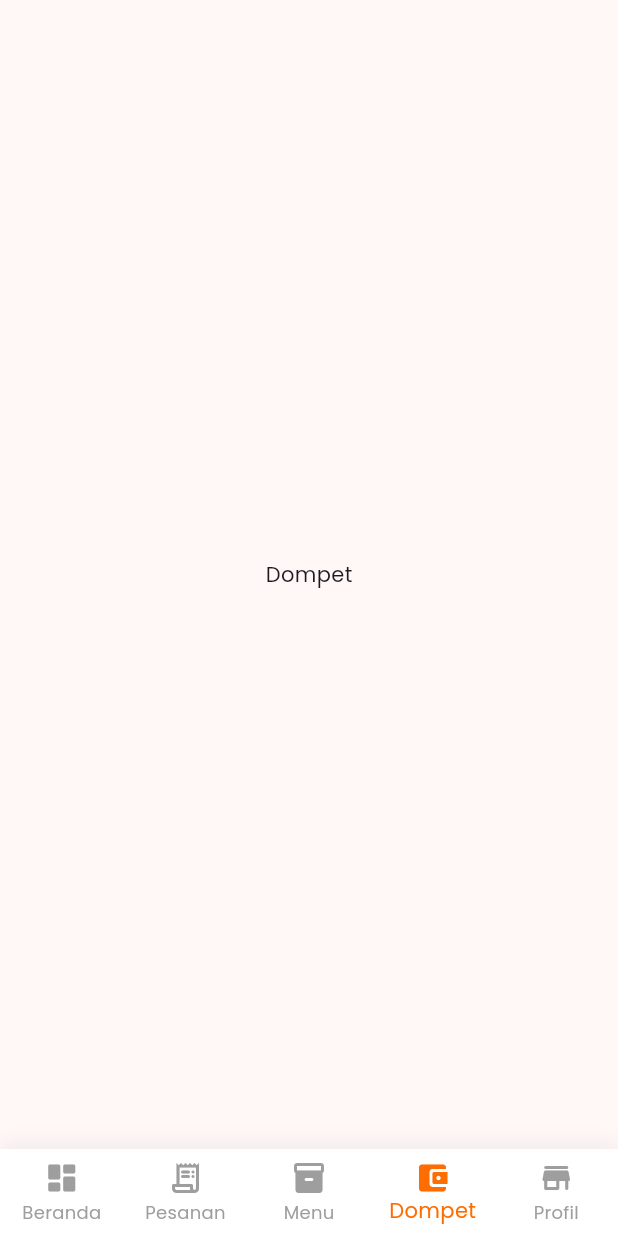
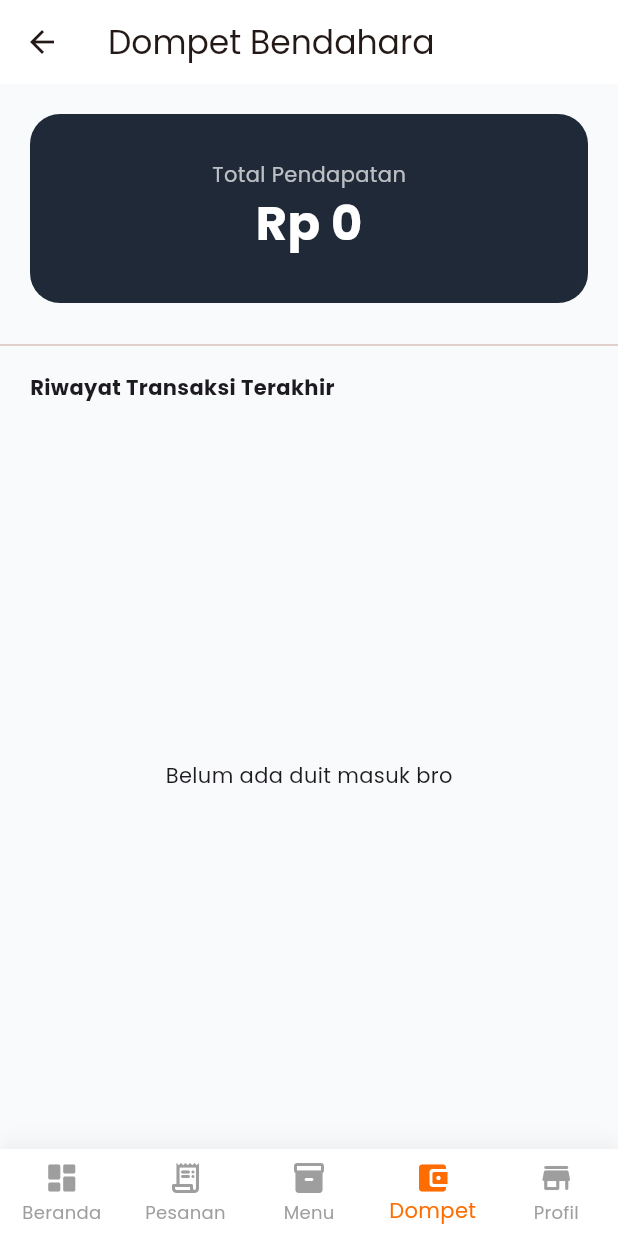
Before and after one commit to RayenKNG/Redemption.000, a Flutter app: the MerchantMainScreen screen opened by its route, item 4 of the bottom bar chosen, on a phone screen of 412 x 824 dp. Run offline on Flutter 3.47's test engine with Material 3 defaults, Android fonts, the phone set to English and light mode, and no system bars; our stand-ins replace cached_network_image, cloud_firestore, firebase_auth, firebase_core, google_fonts, google_maps_flutter and 3 more; accounts and stored records are empty.

Commit message:
feat: complete merchant dashboard with wallet, transactions, and fixed navigation

```diff
--- a/lib/screens/merchant_home_screen.dart
+++ b/lib/screens/merchant_home_screen.dart
@@ -1,8 +1,9 @@
 import 'package:flutter/material.dart';
-import 'package:saveplate/services/supabase_database_service.dart'; // ✅ Pake Supabase Service
-import 'package:saveplate/models/product_model.dart';
 import 'package:saveplate/screens/add_product_screen.dart';
-import 'package:intl/intl.dart';
+import 'package:saveplate/screens/product_detail_screen.dart'; // ✅ WAJIB IMPORT INI
+import 'package:saveplate/services/supabase_database_service.dart'; // ✅ WAJIB
+import 'package:saveplate/models/product_model.dart'; // ✅ WAJIB
+import 'package:intl/intl.dart'; // ✅ WAJIB
 
 // --- KONFIGURASI WARNA ---
 const Color kPrimaryColor = Color(0xFFFF6D00);
@@ -22,7 +23,7 @@ class _MerchantMainScreenState extends State<MerchantMainScreen> {
   final List<Widget> _pages = [
     const DashboardTab(),
     const OrdersTab(),
-    const MenuTab(), // Halaman Menu
+    const MenuTab(),
     const WalletTab(),
     const ProfileTab(),
   ];
@@ -81,7 +82,7 @@ class _MerchantMainScreenState extends State<MerchantMainScreen> {
 }
 
 // ===============================================================
-// 1. DASHBOARD TAB (SUPABASE VERSION)
+// 1. DASHBOARD TAB
 // ===============================================================
 class DashboardTab extends StatelessWidget {
   const DashboardTab({super.key});
@@ -154,19 +155,23 @@ class OrdersTab extends StatelessWidget {
 }
 
 // ===============================================================
-// 3. MENU TAB (SUPABASE VERSION - FIXED!)
+// 3. MENU TAB (FIXED GESTURE DETECTOR)
 // ===============================================================
 class MenuTab extends StatelessWidget {
   const MenuTab({super.key});
 
   @override
   Widget build(BuildContext context) {
-    final dbService = SupabaseDatabaseService(); // ✅ Pake Service Supabase
+    final dbService = SupabaseDatabaseService();
 
+    // ❌ DULU KAMU SALAH NARUH GESTURE DETECTOR DISINI
     return Scaffold(
       backgroundColor: kBgColor,
       appBar: AppBar(
-        title: const Text("Atur Menu"),
+        title: const Text(
+          "Atur Menu",
+          style: TextStyle(color: kTextDark, fontWeight: FontWeight.bold),
+        ),
         backgroundColor: Colors.white,
         elevation: 0,
       ),
@@ -179,7 +184,6 @@ class MenuTab extends StatelessWidget {
           MaterialPageRoute(builder: (_) => const AddProductScreen()),
         ),
       ),
-      // ✅ Stream-nya beda tipe datanya sama Firestore
       body: StreamBuilder<List<Map<String, dynamic>>>(
         stream: dbService.getMenuStream(),
         builder: (context, snapshot) {
@@ -194,9 +198,8 @@ class MenuTab extends StatelessWidget {
             padding: const EdgeInsets.all(15),
             itemCount: snapshot.data!.length,
             itemBuilder: (context, index) {
-              // ✅ CARA MAPPING DATA SUPABASE YANG BENAR
               final product = ProductModel.fromMap(snapshot.data![index]);
-
+              // Panggil Widget Kartu di bawah
               return _buildProductCard(context, dbService, product);
             },
           );
@@ -205,6 +208,7 @@ class MenuTab extends StatelessWidget {
     );
   }
 
+  // 👇 LOGIC CARD + NAVIGASI ADA DI SINI (BUKAN DI ATAS)
   Widget _buildProductCard(
     BuildContext context,
     SupabaseDatabaseService db,
@@ -217,7 +221,19 @@ class MenuTab extends StatelessWidget {
     );
     bool isOutOfStock = product.stock <= 0;
 
-    return Container(
+    // ✅ GESTURE DETECTOR YANG BENAR ADA DISINI
+    // Dia membungkus Container kartu, bukan membungkus Scaffold.
+    return GestureDetector(
+      onTap: () {
+        // Pindah ke halaman detail pas diklik
+        Navigator.push(
+          context,
+          MaterialPageRoute(
+            builder: (_) => ProductDetailScreen(product: product),
+          ),
+        );
+      },
+      child: Container(
         margin: const EdgeInsets.only(bottom: 15),
         decoration: BoxDecoration(
           color: Colors.white,
@@ -274,6 +290,29 @@ class MenuTab extends StatelessWidget {
                       ),
                     ),
                   ),
+                if (!isOutOfStock)
+                  Positioned(
+                    top: 10,
+                    left: 10,
+                    child: Container(
+                      padding: const EdgeInsets.symmetric(
+                        horizontal: 8,
+                        vertical: 4,
+                      ),
+                      decoration: BoxDecoration(
+                        color: Colors.red,
+                        borderRadius: BorderRadius.circular(10),
+                      ),
+                      child: const Text(
+                        "Food Rescue",
+                        style: TextStyle(
+                          color: Colors.white,
+                          fontSize: 10,
+                          fontWeight: FontWeight.bold,
+                        ),
+                      ),
+                    ),
+                  ),
               ],
             ),
 
@@ -294,12 +333,26 @@ class MenuTab extends StatelessWidget {
                             fontSize: 16,
                           ),
                         ),
+                        const SizedBox(height: 4),
+                        Row(
+                          children: [
+                            Text(
+                              currency.format(product.originalPrice),
+                              style: const TextStyle(
+                                decoration: TextDecoration.lineThrough,
+                                color: Colors.grey,
+                                fontSize: 12,
+                              ),
+                            ),
+                            const SizedBox(width: 8),
                             Text(
                               currency.format(product.price),
                               style: const TextStyle(
                                 color: kPrimaryColor,
                                 fontWeight: FontWeight.bold,
                               ),
+                            ),
+                          ],
                         ),
                         Text(
                           "Sisa Stok: ${product.stock}",
@@ -314,13 +367,122 @@ class MenuTab extends StatelessWidget {
                   IconButton(
                     icon: const Icon(Icons.delete_outline, color: Colors.red),
                     onPressed: () {
-                    // ✅ FIX ERROR DELETE: Pake tanda seru (!) karena ID Supabase bisa null teorinya
-                    if (product.id != null) {
-                      db.deleteProduct(product.id!);
-                    }
+                      if (product.id != null) db.deleteProduct(product.id!);
                     },
                   ),
                 ],
+              ),
+            ),
+          ],
+        ),
+      ),
+    );
+  }
+}
+
+// ===============================================================
+// 4. WALLET TAB (BENDAHARA - SUDAH FIX)
+// ===============================================================
+class WalletTab extends StatelessWidget {
+  const WalletTab({super.key});
+
+  @override
+  Widget build(BuildContext context) {
+    final db = SupabaseDatabaseService();
+    final currency = NumberFormat.currency(
+      locale: 'id_ID',
+      symbol: 'Rp ',
+      decimalDigits: 0,
+    );
+
+    return Scaffold(
+      backgroundColor: kBgColor,
+      appBar: AppBar(
+        title: const Text("Dompet Bendahara"),
+        backgroundColor: Colors.white,
+        elevation: 0,
+      ),
+      body: Column(
+        children: [
+          // Total Saldo
+          FutureBuilder<int>(
+            future: db.getTotalRevenue(),
+            builder: (context, snapshot) {
+              return Container(
+                width: double.infinity,
+                margin: const EdgeInsets.all(20),
+                padding: const EdgeInsets.all(30),
+                decoration: BoxDecoration(
+                  color: kTextDark,
+                  borderRadius: BorderRadius.circular(20),
+                ),
+                child: Column(
+                  children: [
+                    const Text(
+                      "Total Pendapatan",
+                      style: TextStyle(color: Colors.white70),
+                    ),
+                    Text(
+                      currency.format(snapshot.data ?? 0),
+                      style: const TextStyle(
+                        color: Colors.white,
+                        fontSize: 32,
+                        fontWeight: FontWeight.bold,
+                      ),
+                    ),
+                  ],
+                ),
+              );
+            },
+          ),
+          const Divider(),
+          const Padding(
+            padding: EdgeInsets.only(left: 20, top: 10),
+            child: Align(
+              alignment: Alignment.centerLeft,
+              child: Text(
+                "Riwayat Transaksi Terakhir",
+                style: TextStyle(fontWeight: FontWeight.bold),
+              ),
+            ),
+          ),
+          // List Riwayat
+          Expanded(
+            child: StreamBuilder(
+              stream: db.getTransactionHistory(),
+              builder: (context, snapshot) {
+                if (!snapshot.hasData)
+                  return const Center(child: CircularProgressIndicator());
+                final data = snapshot.data as List;
+                if (data.isEmpty)
+                  return const Center(child: Text("Belum ada duit masuk bro"));
+
+                return ListView.builder(
+                  itemCount: data.length,
+                  itemBuilder: (context, index) {
+                    final tx = data[index];
+                    return ListTile(
+                      leading: const CircleAvatar(
+                        backgroundColor: Colors.greenAccent,
+                        child: Icon(Icons.attach_money, color: Colors.green),
+                      ),
+                      title: Text("Penjualan #${tx['id']}"),
+                      subtitle: Text(
+                        DateFormat(
+                          'dd MMM HH:mm',
+                        ).format(DateTime.parse(tx['created_at'])),
+                      ),
+                      trailing: Text(
+                        "+ ${currency.format(tx['total_price'])}",
+                        style: const TextStyle(
+                          color: Colors.green,
+                          fontWeight: FontWeight.bold,
+                        ),
+                      ),
+                    );
+                  },
+                );
+              },
             ),
           ),
         ],
@@ -330,15 +492,8 @@ class MenuTab extends StatelessWidget {
 }
 
 // ===============================================================
-// 4. WALLET TAB & 5. PROFILE TAB
+// 5. PROFILE TAB
 // ===============================================================
-class WalletTab extends StatelessWidget {
-  const WalletTab({super.key});
-  @override
-  Widget build(BuildContext context) =>
-      const Scaffold(body: Center(child: Text("Dompet")));
-}
-
 class ProfileTab extends StatelessWidget {
   const ProfileTab({super.key});
   @override
```
Lines whose indentation alone changed are shown as unchanged.
